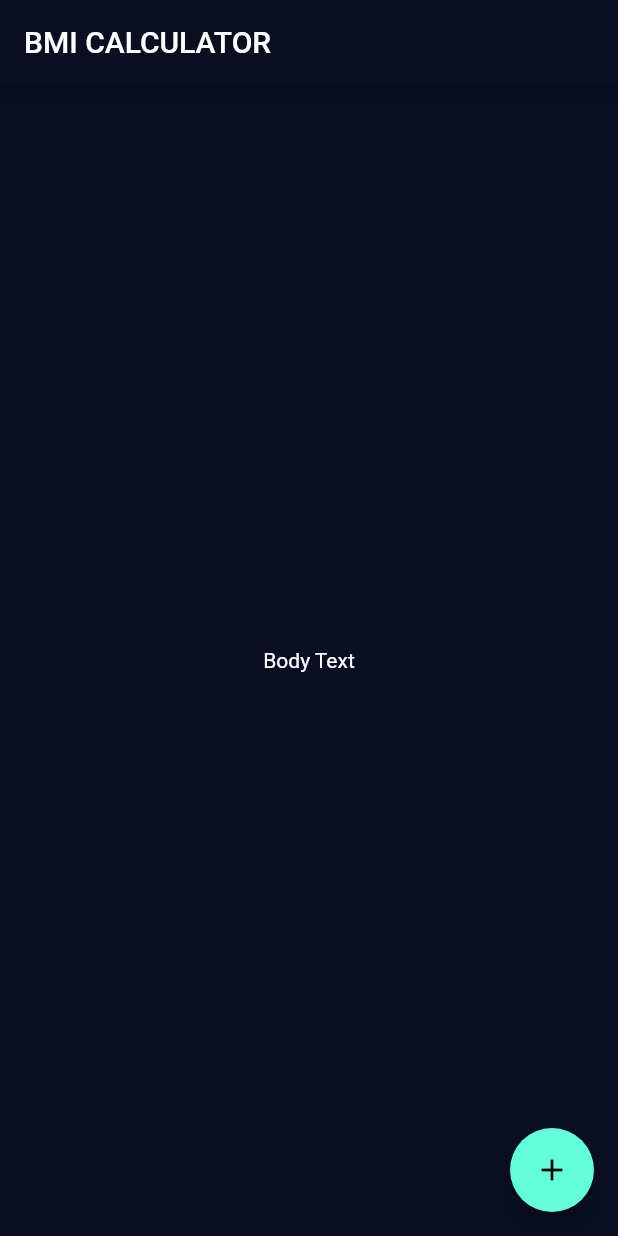
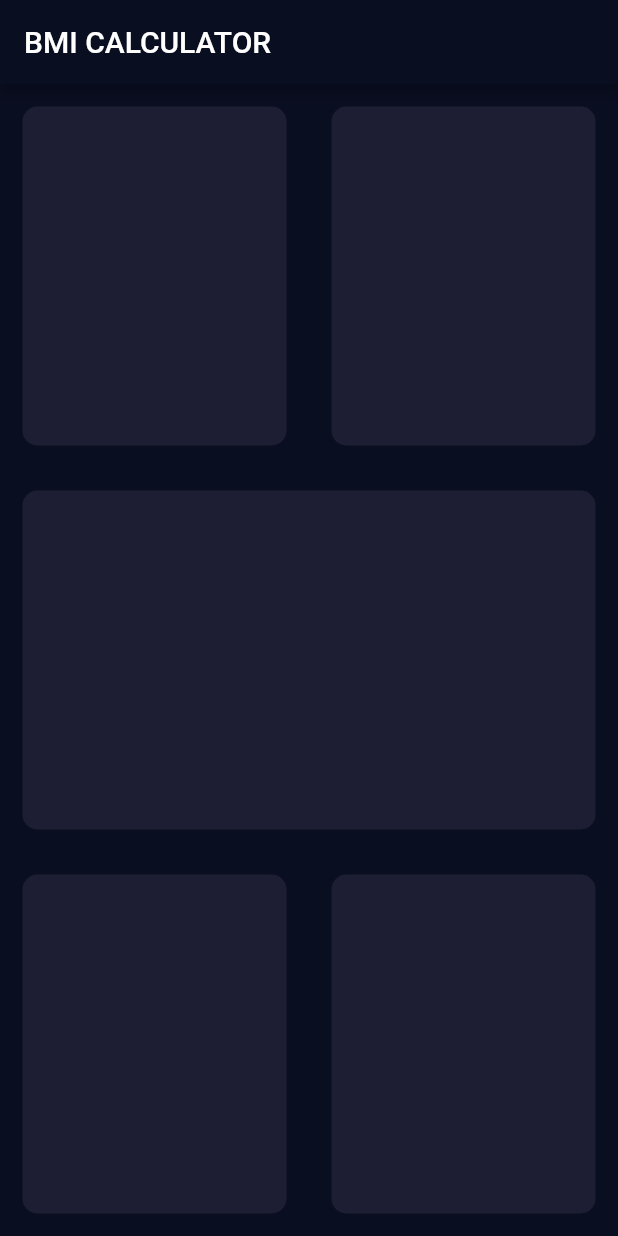
Before and after one commit to mntm/flutter-course, a Flutter app: the screen it shows after launch, on a phone screen of 412 x 824 dp. Run offline on Flutter 3.47's test engine with Material 2 defaults, Android fonts, the phone set to English and light mode, and no system bars.

Commit message:
Extracted container into a new widget

```diff
--- a/lib/input_page.dart
+++ b/lib/input_page.dart
@@ -1,4 +1,5 @@
 import "package:flutter/material.dart";
+import "reusable_card.dart";
 
 class InputPage extends StatefulWidget {
   @override
@@ -12,11 +13,36 @@ class _InputPageState extends State<InputPage> {
       appBar: AppBar(
         title: Text('BMI CALCULATOR'),
       ),
-      body: Center(
-        child: Text('Body Text'),
-      ),
-      floatingActionButton: FloatingActionButton(
-        child: Icon(Icons.add),
+      body: Column(
+        children: <Widget>[
+          Expanded(
+            child: Row(
+              children: <Widget>[
+                Expanded(
+                  child: ReusableCard(),
+                ),
+                Expanded(
+                  child: ReusableCard(),
+                )
+              ],
+            ),
+          ),
+          Expanded(
+            child: ReusableCard(),
+          ),
+          Expanded(
+            child: Row(
+              children: <Widget>[
+                Expanded(
+                  child: ReusableCard(),
+                ),
+                Expanded(
+                  child: ReusableCard(),
+                )
+              ],
+            ),
+          )
+        ],
       ),
     );
   }
--- /dev/null
+++ b/lib/reusable_card.dart
@@ -0,0 +1,27 @@
+import "package:flutter/material.dart";
+
+class ReusableCard extends StatelessWidget {
+  final Color color;
+  final Widget child;
+
+  // Default value for method (constructor) args needs to be a constant. Hence the
+  // declaration of defaultColor to be const const.
+  static const Color defaultColor = const Color(0xff1d1e33);
+
+  ReusableCard({
+    this.color= ReusableCard.defaultColor,
+    this.child,
+  });
+
+  @override
+  Widget build(BuildContext context) {
+    return Container(
+      margin: EdgeInsets.all(15.0),
+      decoration: BoxDecoration(
+        color: this.color,
+        borderRadius: BorderRadius.circular(10.0),
+      ),
+      child: this.child
+    );
+  }
+}
```
